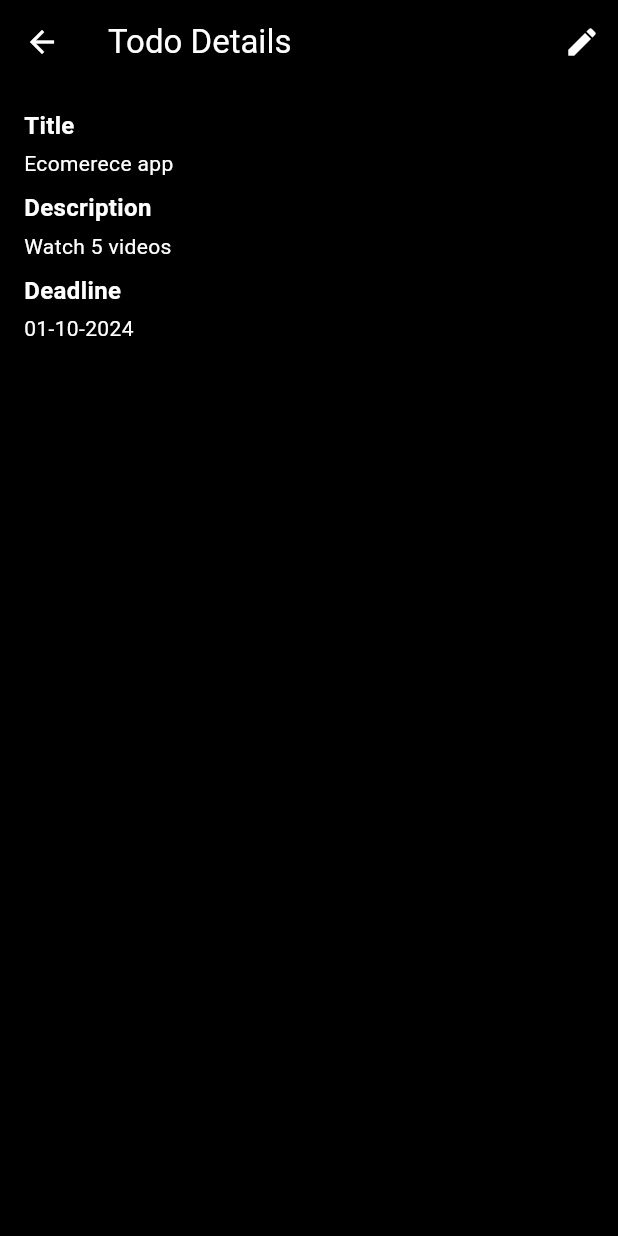
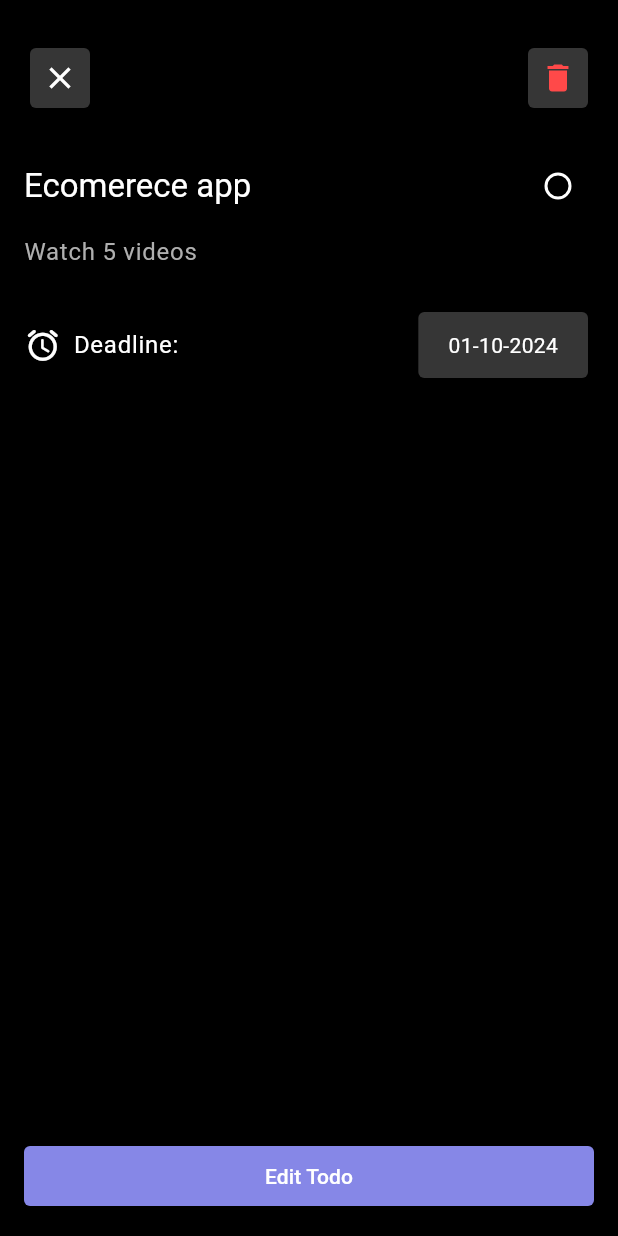
Before and after one commit to Bilawal-Mehfooz-Malik/todo_app, a Flutter app: the TodoDetailScreen screen opened directly with sample values from the repository, on a phone screen of 412 x 824 dp. Run offline on Flutter 3.47's test engine with Material 3 defaults, Android fonts, the phone set to English and light mode, and no system bars; our stand-ins replace flutter_bloc, isar; accounts and stored records are empty; generated files the repository leaves out were written again.

Commit message:
added some new features

```diff
--- /dev/null
+++ b/devtools_options.yaml
@@ -0,0 +1,3 @@
+description: This file stores settings for Dart & Flutter DevTools.
+documentation: https://docs.flutter.dev/tools/devtools/extensions#configure-extension-enablement-states
+extensions:
--- a/lib/main.dart
+++ b/lib/main.dart
@@ -1,15 +1,13 @@
+import 'src/app.dart';
 import 'package:isar/isar.dart';
 import 'package:flutter/material.dart';
 import 'package:flutter/foundation.dart';
+import 'src/localization/string_hardcoded.dart';
 import 'package:flutter_bloc/flutter_bloc.dart';
 import 'package:path_provider/path_provider.dart';
 import 'package:todo_app/src/features/data/isar_todo.dart';
 import 'package:todo_app/src/features/data/isar_repository.dart';
 import 'package:todo_app/src/features/presentation/todo_cubit.dart';
-
-// local imports
-import 'src/app.dart';
-import 'src/localization/string_hardcoded.dart';
 
 void main() async {
   WidgetsFlutterBinding.ensureInitialized();
--- a/lib/src/common/alert_dialogues.dart
+++ b/lib/src/common/alert_dialogues.dart
@@ -7,7 +7,7 @@ import 'package:todo_app/src/utils/extensions.dart';
 /// Generic function to show a platform-aware Material or Cupertino dialog
 Future<bool?> showAlertDialog({
   required BuildContext context,
-  required String title,
+  String? title,
   String? content,
   String? cancelActionText,
   String? defaultActionText,
@@ -16,7 +16,7 @@ Future<bool?> showAlertDialog({
     return showDialog(
       context: context,
       builder: (context) => AlertDialog(
-        title: Text(title),
+        title: title != null ? Text(title) : null,
         content: content != null ? Text(content) : null,
         actions: [
           if (cancelActionText != null)
@@ -25,7 +25,7 @@ Future<bool?> showAlertDialog({
               onPressed: () => Navigator.of(context).pop(false),
             ),
           if (defaultActionText != null)
-            TextButton(
+            ElevatedButton(
               child: Text(defaultActionText),
               onPressed: () => Navigator.of(context).pop(true),
             ),
@@ -36,7 +36,7 @@ Future<bool?> showAlertDialog({
   return showCupertinoDialog(
     context: context,
     builder: (context) => CupertinoAlertDialog(
-      title: Text(title),
+      title: title != null ? Text(title) : null,
       content: content != null ? Text(content) : null,
       actions: [
         if (cancelActionText != null)
@@ -57,7 +57,7 @@ Future<bool?> showAlertDialog({
 /// Generic function to show a platform-aware Material or Cupertino error dialog
 Future<void> showExceptionAlertDialog({
   required BuildContext context,
-  required String title,
+  String? title,
   required dynamic exception,
 }) =>
     showAlertDialog(
--- /dev/null
+++ b/lib/src/common/custom_icon_button.dart
@@ -0,0 +1,23 @@
+import 'package:flutter/material.dart';
+
+class CustomIconButton extends StatelessWidget {
+  final IconData icon;
+  final Color? color;
+  final VoidCallback onTap;
+  const CustomIconButton({
+    super.key,
+    required this.icon,
+    required this.onTap,
+    this.color,
+  });
+
+  @override
+  Widget build(BuildContext context) {
+    return InkWell(
+      onTap: onTap,
+      child: Card(
+        child: SizedBox(height: 40, width: 40, child: Icon(icon, color: color)),
+      ),
+    );
+  }
+}
--- a/lib/src/features/domain/todo_model.dart
+++ b/lib/src/features/domain/todo_model.dart
@@ -22,4 +22,20 @@ class Todo {
       deadline: deadline,
     );
   }
+
+  Todo copyWith({
+    int? id,
+    String? name,
+    String? description,
+    String? deadline,
+    bool? isCompleted,
+  }) {
+    return Todo(
+      id: id ?? this.id,
+      name: name ?? this.name,
+      description: description ?? this.description,
+      deadline: deadline ?? this.deadline,
+      isCompleted: isCompleted ?? this.isCompleted,
+    );
+  }
 }
--- a/lib/src/features/domain/todo_repository.dart
+++ b/lib/src/features/domain/todo_repository.dart
@@ -10,6 +10,8 @@ abstract class TodoRepository {
   // Get All Todos
   Future<List<Todo>> getAllTodo();
 
+  // Get single Todo
+  Future<Todo?> getTodo(int id);
   // Add Todo
   Future<void> addTodo(Todo todo);
 
--- a/lib/src/features/presentation/todo_details/todo_detail_screen.dart
+++ b/lib/src/features/presentation/todo_details/todo_detail_screen.dart
@@ -1,59 +1,117 @@
 import 'package:flutter/material.dart';
+import 'package:flutter_bloc/flutter_bloc.dart';
+import 'package:todo_app/src/utils/extensions.dart';
+import 'package:todo_app/src/constants/app_sizes.dart';
+import 'package:todo_app/src/common/custom_icon_button.dart';
 import 'package:todo_app/src/features/domain/todo_model.dart';
-import 'package:todo_app/src/localization/string_hardcoded.dart';
+import 'package:todo_app/src/features/presentation/todo_cubit.dart';
 import 'package:todo_app/src/features/presentation/add_todo/add_todo_screen.dart';
 
 class TodoDetailScreen extends StatelessWidget {
+  final int todoId;
   final Todo todo;
 
-  const TodoDetailScreen({super.key, required this.todo});
+  const TodoDetailScreen({super.key, required this.todo, required this.todoId});
+
+  void _navigate(BuildContext context, Todo todo) {
+    Navigator.of(context).push(MaterialPageRoute(
+      builder: (context) => AddTodoScreen(todo: todo),
+    ));
+  }
 
   @override
   Widget build(BuildContext context) {
+    final cubit = context.read<TodoCubit>();
+
     return Scaffold(
-      appBar: _buildAppBar(context),
-      body: Padding(
-        padding: const EdgeInsets.all(16.0),
-        child: Column(
-          crossAxisAlignment: CrossAxisAlignment.start,
-          children: [
-            _buildDetailItem('Title', todo.name),
-            const SizedBox(height: 8),
-            _buildDetailItem('Description', todo.description),
-            const SizedBox(height: 8),
-            _buildDetailItem('Deadline', todo.deadline),
-          ],
+      body: SafeArea(
+        child: Padding(
+          padding: const EdgeInsets.all(16.0),
+          child: Column(
+            crossAxisAlignment: CrossAxisAlignment.stretch,
+            children: [
+              Expanded(
+                child: ListView(
+                  children: [
+                    gapH12,
+                    _buildTopButtons(context, cubit),
+                    gapH24,
+                    _buildTitleSection(context, cubit),
+                    gapH8,
+                    Text(
+                      todo.description,
+                      style: context.txtTheme.bodyLarge!
+                          .copyWith(color: context.color.onSecondary),
+                    ),
+                    gapH24,
+                    _buildDeadline(context),
+                  ],
+                ),
+              ),
+              ElevatedButton(
+                onPressed: () => _navigate(context, todo),
+                child: Text(context.loc.editTodo),
+              ),
+            ],
+          ),
         ),
       ),
     );
   }
 
-  AppBar _buildAppBar(BuildContext ctx) {
-    return AppBar(
-      title: Text('Todo Details'.hardcoded),
-      actions: [
-        IconButton(
-          onPressed: () => _navigate(ctx),
-          icon: const Icon(Icons.edit),
+  Row _buildTopButtons(BuildContext context, TodoCubit cubit) {
+    return Row(
+      mainAxisAlignment: MainAxisAlignment.spaceBetween,
+      children: [
+        CustomIconButton(
+          icon: Icons.close,
+          onTap: () => Navigator.of(context).pop(),
+        ),
+        CustomIconButton(
+          color: context.color.error,
+          icon: Icons.delete,
+          onTap: () {
+            cubit.deleteTodo(todo.id);
+            Navigator.of(context).pop();
+          },
         ),
       ],
     );
   }
 
-  void _navigate(BuildContext context) {
-    Navigator.of(context).push(MaterialPageRoute(
-      builder: (context) => AddTodoScreen(),
-    ));
+  Row _buildTitleSection(BuildContext context, TodoCubit cubit) {
+    return Row(
+      mainAxisAlignment: MainAxisAlignment.spaceBetween,
+      children: [
+        Expanded(child: Text(todo.name, style: context.txtTheme.titleLarge)),
+        Checkbox(
+          value: todo.isCompleted,
+          onChanged: (value) => cubit.toggleCompletion(todo),
+        ),
+      ],
+    );
   }
 
-  Widget _buildDetailItem(String label, String value) {
-    return Column(
-      crossAxisAlignment: CrossAxisAlignment.start,
+  Row _buildDeadline(BuildContext context) {
+    return Row(
+      mainAxisAlignment: MainAxisAlignment.spaceBetween,
       children: [
-        Text(label,
-            style: const TextStyle(fontSize: 16, fontWeight: FontWeight.bold)),
-        const SizedBox(height: 4),
-        Text(value, style: const TextStyle(fontSize: 14)),
+        Row(
+          children: [
+            const Icon(Icons.alarm_rounded, size: 25),
+            gapW8,
+            Text(context.loc.deadline, style: context.txtTheme.bodyLarge),
+          ],
+        ),
+        Card(
+          child: Padding(
+            padding: const EdgeInsets.symmetric(
+              horizontal: Sizes.p20,
+              vertical: Sizes.p12,
+            ),
+            child: Text(todo.deadline, style: context.txtTheme.bodyMedium),
+          ),
+        ),
       ],
     );
   }
--- /dev/null
+++ b/lib/src/features/presentation/todo_state.dart
@@ -0,0 +1,19 @@
+import 'package:todo_app/src/features/domain/todo_model.dart';
+
+abstract class TodoState {}
+
+class TodoInitial extends TodoState {}
+
+class TodoLoading extends TodoState {}
+
+class TodoLoaded extends TodoState {
+  final List<Todo> todos;
+
+  TodoLoaded(this.todos);
+}
+
+class TodoError extends TodoState {
+  final String message;
+
+  TodoError(this.message);
+}
--- a/lib/src/theme/dark_theme.dart
+++ b/lib/src/theme/dark_theme.dart
@@ -1,6 +1,9 @@
 import 'package:flutter/material.dart';
 import 'package:todo_app/src/constants/app_sizes.dart';
 import 'package:todo_app/src/theme/colors.dart';
+
+const _shape = RoundedRectangleBorder(
+    borderRadius: BorderRadius.all(Radius.circular(Sizes.p4)));
 
 final darkTheme = ThemeData(
   useMaterial3: true,
@@ -20,19 +23,16 @@ final darkTheme = ThemeData(
   ),
 
   // [List Tile Theme]
-  listTileTheme: ListTileThemeData(
+  listTileTheme: const ListTileThemeData(
     tileColor: darkSecondaryColor,
-    titleTextStyle: const TextStyle(
+    titleTextStyle: TextStyle(
       color: darkOnSurfaceColor,
       fontSize: 18,
       fontWeight: FontWeight.normal,
       decorationThickness: 2,
     ),
-    subtitleTextStyle:
-        const TextStyle(color: darkOnSecondaryColor, fontSize: 16),
-    shape: RoundedRectangleBorder(
-      borderRadius: BorderRadius.circular(Sizes.p4),
-    ),
+    subtitleTextStyle: TextStyle(color: darkOnSecondaryColor, fontSize: 16),
+    shape: _shape,
   ),
 
   // [Check Box Theme]
@@ -43,11 +43,24 @@ final darkTheme = ThemeData(
     style: ButtonStyle(
       backgroundColor: WidgetStatePropertyAll(darkPrimaryColor),
       foregroundColor: WidgetStatePropertyAll(darkOnPrimaryColor),
-      shape: WidgetStatePropertyAll(RoundedRectangleBorder(
-          borderRadius: BorderRadius.all(Radius.circular(Sizes.p4)))),
+      shape: WidgetStatePropertyAll(_shape),
     ),
   ),
+
+  // [Dialog theme]
   dialogTheme: const DialogTheme(
+    shape: _shape,
     backgroundColor: darkSecondaryColor,
+    contentTextStyle: TextStyle(color: darkOnPrimaryColor),
   ),
+
+  // [Icon Button Theme]
+  iconButtonTheme: const IconButtonThemeData(
+    style: ButtonStyle(
+      padding: WidgetStatePropertyAll(EdgeInsets.zero),
+    ),
+  ),
+
+  // [Card Theme]
+  cardTheme: const CardTheme(color: darkSecondaryColor, shape: _shape),
 );
```
Also changed, not shown: lib/src/common/loading.dart (added, +10 -0 lines), lib/src/common/message.dart (added, +12 -0 lines), lib/src/features/data/isar_repository.dart (+10 -0 lines), lib/src/features/presentation/add_todo/add_todo_body.dart (deleted, +0 -81 lines), lib/src/features/presentation/add_todo/add_todo_screen.dart (+109 -9 lines), lib/src/features/presentation/my_todos/task_list_tile.dart (+33 -14 lines), lib/src/features/presentation/my_todos/todo_list_view.dart (+22 -26 lines), lib/src/features/presentation/todo_cubit.dart (+14 -4 lines), lib/src/localization/app_en.arb (+8 -1 lines).
